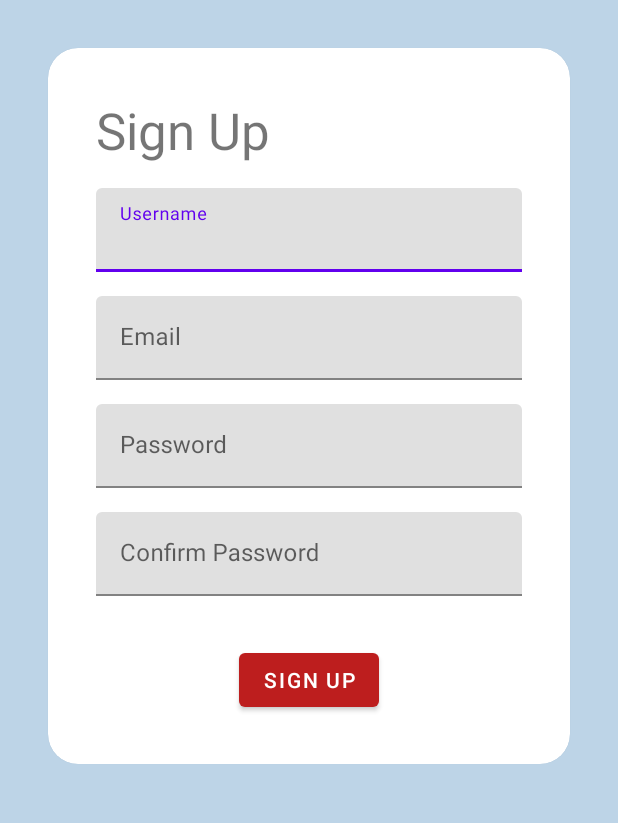
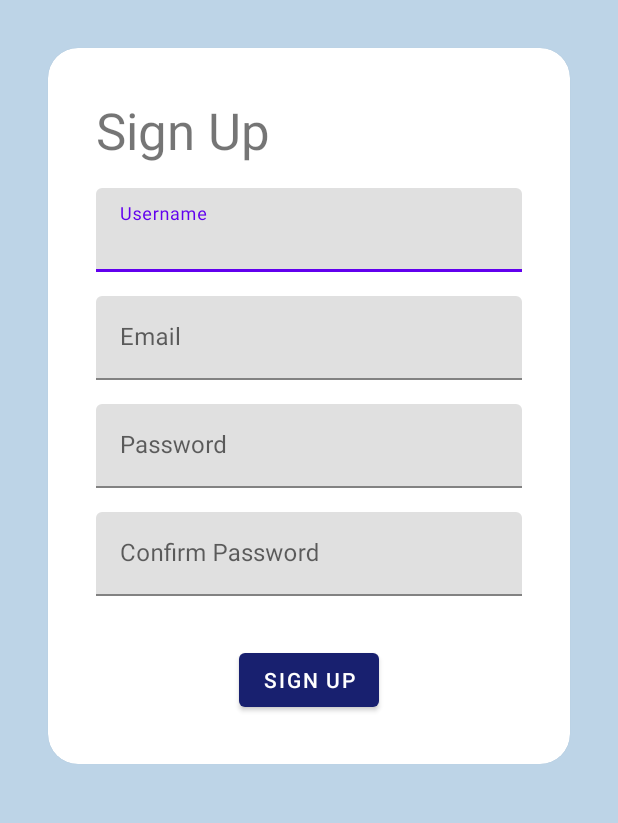
Before and after one commit to k-aliyev/NewsFeed, an Android app: the RegisterActivity screen opened directly, with no data from a screen before it, on a phone screen of 412 x 824 dp, the part 311-1134 px from its top. Run offline under Robolectric (Android 15) with nearby library versions, the phone set to English and light mode, and no system bars; network calls fail.

```diff
--- a/app/src/main/java/com/ctis487/newsfeed/activity/MainActivity.java
+++ b/app/src/main/java/com/ctis487/newsfeed/activity/MainActivity.java
@@ -97,6 +97,8 @@ public class MainActivity extends AppCompatActivity {
                     }
                 });
 
+        binding.bottomNavigation.getMenu().setGroupCheckable(0, false, true);
+
         binding.recyclerView.addOnScrollListener(new RecyclerView.OnScrollListener() {
             @Override
             public void onScrollStateChanged(RecyclerView recyclerView, int newState) {
--- a/app/src/main/res/layout/activity_login.xml
+++ b/app/src/main/res/layout/activity_login.xml
@@ -85,7 +85,7 @@
                 android:layout_marginTop="32dp"
                 android:text="@string/tvSignIn"
                 app:cornerRadius="4dp"
-                app:backgroundTint="@color/colorPrimary"
+                app:backgroundTint="@color/colorButtonNormal"
                 app:rippleColor="@color/colorAccent" />
 
             <TextView
--- a/app/src/main/res/layout/activity_register.xml
+++ b/app/src/main/res/layout/activity_register.xml
@@ -110,7 +110,7 @@
                 android:layout_marginTop="32dp"
                 android:text="@string/tvSignUp"
                 app:cornerRadius="4dp"
-                app:backgroundTint="@color/colorAccent" />
+                app:backgroundTint="@color/colorButtonNormal" />
         </LinearLayout>
     </com.google.android.material.card.MaterialCardView>
 </androidx.constraintlayout.widget.ConstraintLayout>
```
Also changed, not shown: app/src/main/java/com/ctis487/newsfeed/activity/RegisterActivity.java (+8 -3 lines).
